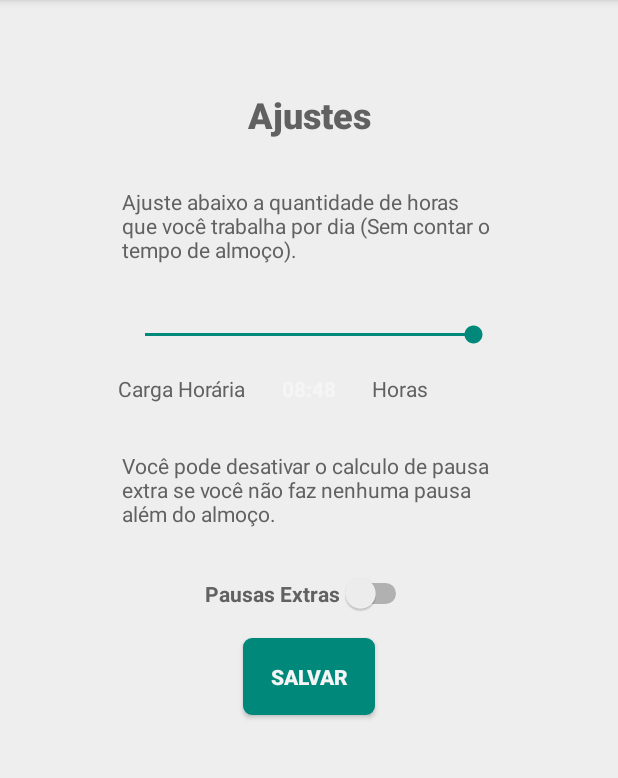
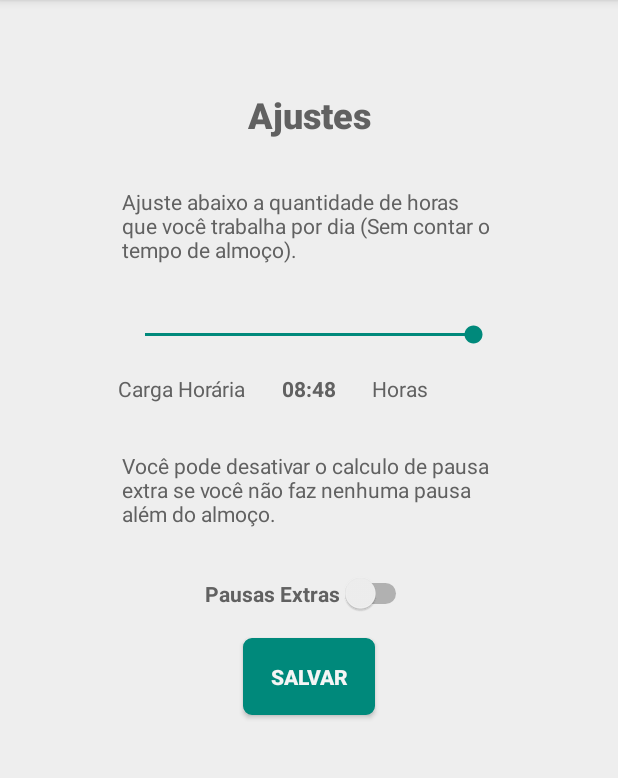
Before and after one commit to tiefz/calculadhora, an Android app: the ConfigActivity screen opened directly, with no data from a screen before it, on a phone screen of 412 x 824 dp, the part 84-862 px from its top. Run offline under Robolectric (Android 15) with nearby library versions, the phone set to English and light mode, and no system bars.

Commit message:
fixes #4

```diff
--- a/CalculadHora/app/build.gradle
+++ b/CalculadHora/app/build.gradle
@@ -6,7 +6,7 @@ android {
         applicationId "br.com.insertkoin.calculadhora"
         minSdkVersion 15
         targetSdkVersion 27
-        versionCode 2
+        versionCode 3
         versionName "1.1.1"
         testInstrumentationRunner "android.support.test.runner.AndroidJUnitRunner"
     }
--- a/CalculadHora/app/src/main/res/layout/configuracao.xml
+++ b/CalculadHora/app/src/main/res/layout/configuracao.xml
@@ -138,7 +138,7 @@
         android:layout_marginTop="8dp"
         android:layout_marginEnd="8dp"
         android:layout_marginRight="8dp"
-        android:textColor="@color/cor_fonte"
+        android:textColor="@color/bg_cinza"
         android:textStyle="bold"
         app:layout_constraintEnd_toEndOf="parent"
         app:layout_constraintStart_toStartOf="parent"
```
